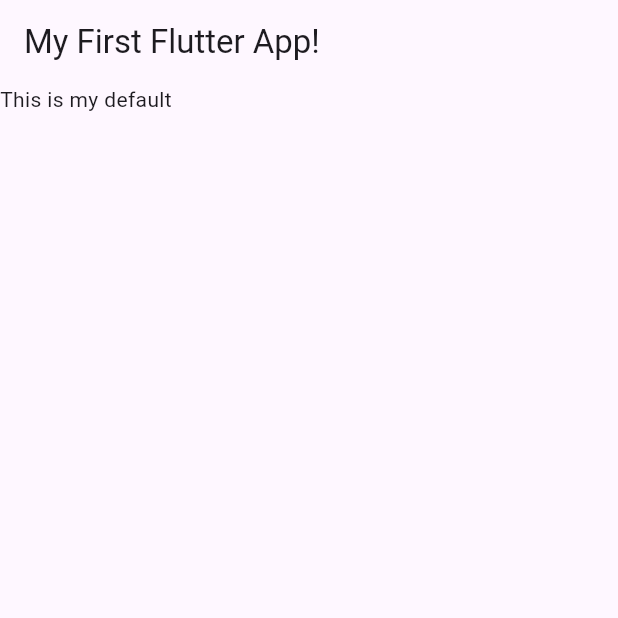
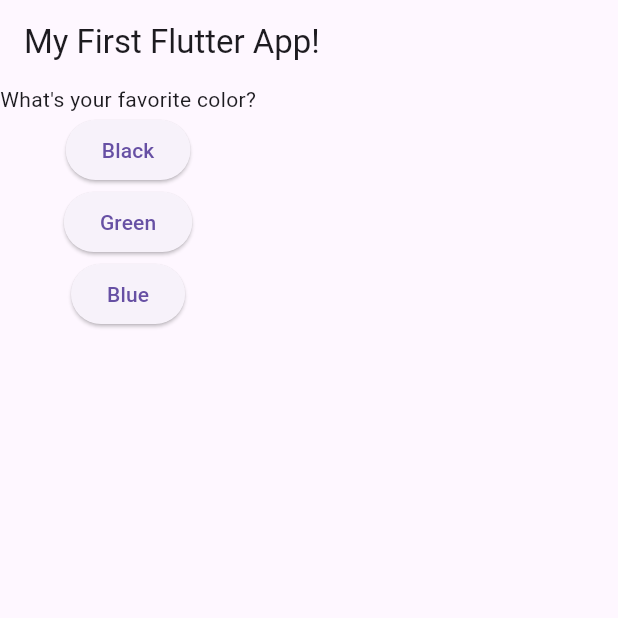
Before and after one commit to rasathelamedude/first-flutter-project, a Flutter app: the screen it shows after launch, on a phone screen of 412 x 824 dp, the top half of it. Run offline on Flutter 3.47's test engine with Material 3 defaults, Android fonts, the phone set to English and light mode, and no system bars.

```diff
--- a/lib/main.dart
+++ b/lib/main.dart
@@ -2,15 +2,56 @@ import 'package:flutter/material.dart';
 
 void main() => runApp(MyApp());
 
-class MyApp extends StatelessWidget {
+// Refactored from a stateless widget to a statefull widget;
+// We need two classes for statefull widgets, one that can be re-built (Widget), another that is persistant (WidgetState);
+// Generally a state is data or information that your widget uses;
+// Statefull => Internal state can be altered;
+// Stateless => Internal state can't be changed;
+
+class MyApp extends StatefulWidget {
   const MyApp({super.key});
 
   @override
+  State<StatefulWidget> createState() {
+    return MyAppState();
+  }
+}
+
+class MyAppState extends State<MyApp> {
+  var currentQuestion = 0;
+
+  void answerQuestion() {
+    setState(() {
+      currentQuestion += 1;
+    });
+  }
+
+  @override
   Widget build(BuildContext context) {
+    var questions = [
+      "What's your favorite color?",
+      "What's your favorite animal?",
+    ];
+
     return MaterialApp(
       home: Scaffold(
         appBar: AppBar(title: Text("My First Flutter App!")),
-        body: Text("This is my default"),
+        body: Column(
+          children: [
+            Text(questions[currentQuestion]),
+            ElevatedButton(onPressed: answerQuestion, child: Text("Black")),
+            ElevatedButton(
+              onPressed: () => print("Answer 2 chosen"),
+              child: Text("Green"),
+            ),
+            ElevatedButton(
+              onPressed: () {
+                print("Answer 3 chosen!");
+              },
+              child: Text("Blue"),
+            ),
+          ],
+        ),
       ),
     );
   }
```
